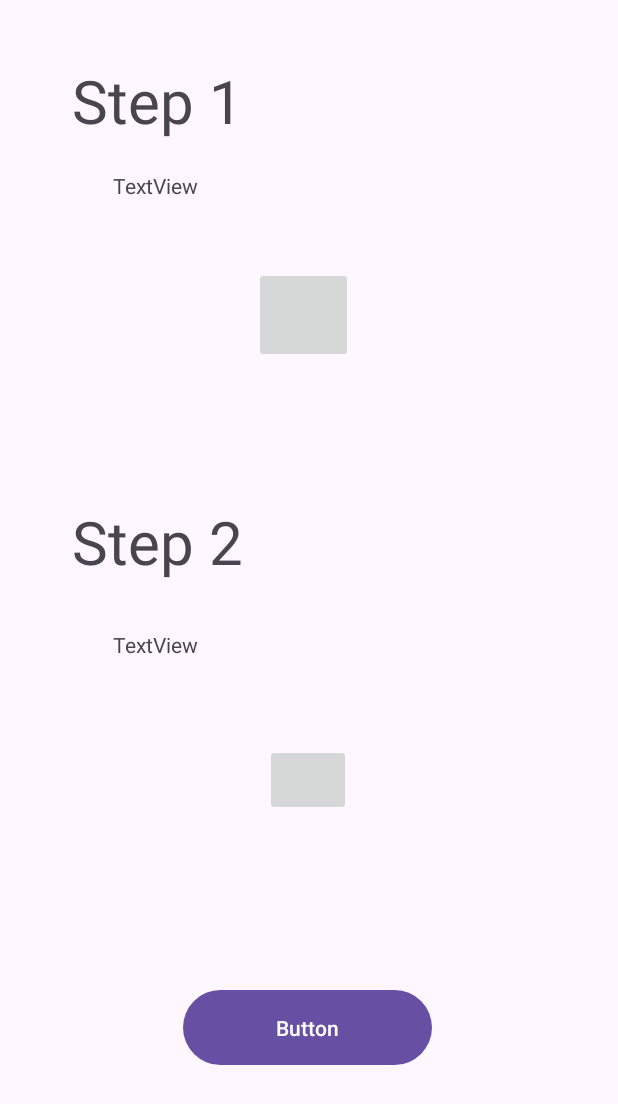
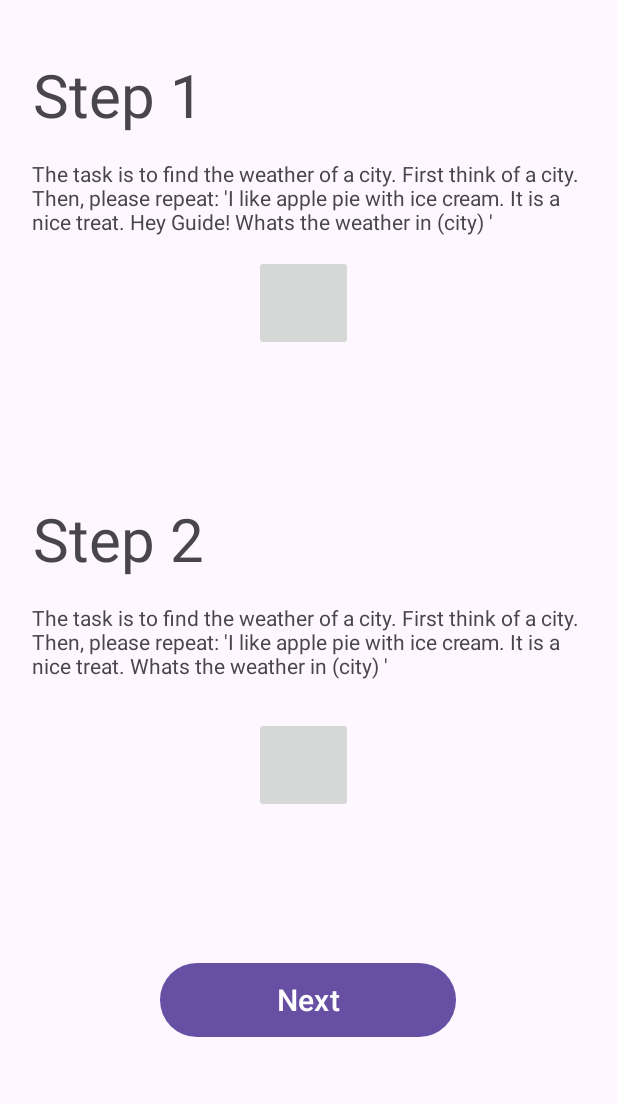
Before and after one commit to mahbub87/EECS4443-project, an Android app: the FirstTaskActivity screen opened directly, with no data from a screen before it, on a phone screen of 412 x 824 dp. Shown: the top 1104 px of the screen. Run offline under Robolectric (Android 15) with nearby library versions, the phone set to English and light mode, and no system bars.

Commit message:
finished first task xml

```diff
--- a/app/src/main/res/layout/activity_first_task.xml
+++ b/app/src/main/res/layout/activity_first_task.xml
@@ -9,74 +9,76 @@
 
     <Button
         android:id="@+id/fs2_confirm_button"
-        android:layout_width="wrap_content"
-        android:layout_height="wrap_content"
-        android:text="Button"
+        android:layout_width="140dp"
+        android:layout_height="48dp"
+        android:layout_marginTop="12dp"
+        android:text="@string/confirm_button_text"
         app:layout_constraintEnd_toEndOf="parent"
         app:layout_constraintStart_toStartOf="parent"
-        tools:layout_editor_absoluteY="562dp" />
+        app:layout_constraintTop_toBottomOf="@+id/fs2_speak_button" />
 
     <TextView
         android:id="@+id/textViewTEST"
-        android:layout_width="262dp"
-        android:layout_height="58dp"
-        android:layout_marginTop="40dp"
+        android:layout_width="134dp"
+        android:layout_height="60dp"
+        android:layout_marginTop="36dp"
         android:text="@string/step1label"
         android:textSize="40dp"
         app:layout_constraintEnd_toEndOf="parent"
-        app:layout_constraintHorizontal_bias="0.322"
+        app:layout_constraintHorizontal_bias="0.079"
         app:layout_constraintStart_toStartOf="parent"
         app:layout_constraintTop_toTopOf="parent" />
 
     <TextView
         android:id="@+id/textViewTEST3"
-        android:layout_width="262dp"
-        android:layout_height="58dp"
+        android:layout_width="134dp"
+        android:layout_height="60dp"
         android:layout_marginTop="236dp"
         android:textSize="40dp"
         android:text="@string/step2label"
         app:layout_constraintEnd_toEndOf="parent"
-        app:layout_constraintHorizontal_bias="0.322"
+        app:layout_constraintHorizontal_bias="0.079"
         app:layout_constraintStart_toStartOf="parent"
         app:layout_constraintTop_toBottomOf="@+id/textViewTEST" />
 
     <TextView
         android:id="@+id/textViewTEST2"
-        android:layout_width="261dp"
+        android:layout_width="369dp"
         android:layout_height="56dp"
-        android:layout_marginTop="28dp"
-        android:text="TextView"
+        android:layout_marginTop="10dp"
+        android:text="@string/firsttask_step2_desc"
         app:layout_constraintEnd_toEndOf="parent"
         app:layout_constraintStart_toStartOf="parent"
         app:layout_constraintTop_toBottomOf="@+id/textViewTEST3" />
 
     <TextView
         android:id="@+id/textViewTEST4"
-        android:layout_width="261dp"
+        android:layout_width="369dp"
         android:layout_height="56dp"
-        android:layout_marginTop="16dp"
-        android:text="TextView"
+        android:layout_marginTop="10dp"
+        android:text="@string/firsttask_step1_desc"
         app:layout_constraintEnd_toEndOf="parent"
         app:layout_constraintStart_toStartOf="parent"
         app:layout_constraintTop_toBottomOf="@+id/textViewTEST" />
 
     <ImageButton
         android:id="@+id/fs2_speak_button"
-        android:layout_width="57dp"
-        android:layout_height="48dp"
+        android:layout_width="66dp"
+        android:layout_height="64dp"
         android:layout_marginTop="20dp"
         app:layout_constraintEnd_toEndOf="parent"
-        app:layout_constraintHorizontal_bias="0.498"
+        app:layout_constraintHorizontal_bias="0.489"
         app:layout_constraintStart_toStartOf="parent"
         app:layout_constraintTop_toBottomOf="@+id/textViewTEST2"
         tools:srcCompat="@tools:sample/avatars" />
 
     <Button
         android:id="@+id/f_next_button"
-        android:layout_width="166dp"
-        android:layout_height="58dp"
-        android:layout_marginTop="112dp"
-        android:text="Button"
+        android:layout_width="197dp"
+        android:layout_height="57dp"
+        android:layout_marginTop="96dp"
+        android:text="@string/next_button_text"
+        android:textSize="20dp"
         app:layout_constraintEnd_toEndOf="parent"
         app:layout_constraintHorizontal_bias="0.497"
         app:layout_constraintStart_toStartOf="parent"
@@ -97,26 +99,31 @@
         android:id="@+id/fs1_check"
         android:layout_width="60dp"
         android:layout_height="56dp"
-        tools:layout_editor_absoluteX="316dp"
-        tools:layout_editor_absoluteY="42dp"
+        android:layout_marginStart="12dp"
+        android:layout_marginTop="40dp"
+        app:layout_constraintStart_toEndOf="@+id/textViewTEST"
+        app:layout_constraintTop_toTopOf="parent"
         tools:srcCompat="@tools:sample/avatars" />
 
     <ImageView
         android:id="@+id/fs2_check"
         android:layout_width="60dp"
         android:layout_height="56dp"
-        tools:layout_editor_absoluteX="316dp"
-        tools:layout_editor_absoluteY="326dp"
+        android:layout_marginStart="12dp"
+        android:layout_marginTop="336dp"
+        app:layout_constraintStart_toEndOf="@+id/textViewTEST3"
+        app:layout_constraintTop_toTopOf="parent"
         tools:srcCompat="@tools:sample/avatars" />
 
     <Button
         android:id="@+id/fs1_confirm_button"
-        android:layout_width="wrap_content"
-        android:layout_height="wrap_content"
-        android:text="Button"
+        android:layout_width="140dp"
+        android:layout_height="48dp"
+        android:layout_marginTop="12dp"
+        android:text="@string/confirm_button_text"
         app:layout_constraintEnd_toEndOf="parent"
         app:layout_constraintStart_toStartOf="parent"
-        tools:layout_editor_absoluteY="254dp" />
+        app:layout_constraintTop_toBottomOf="@+id/fs1_speak_button" />
 
 
 </androidx.constraintlayout.widget.ConstraintLayout>
--- a/app/src/main/res/values/strings.xml
+++ b/app/src/main/res/values/strings.xml
@@ -3,9 +3,13 @@
     <string name="app_name_display">Voice Navigation Study</string>
     <string name="step1label">Step 1</string>
     <string name="step2label">Step 2</string>
+    <string name="next_button_text">Next</string>
+    <string name="confirm_button_text">Confirm</string>
     <string name="firsttask_step1_desc">The task is to find the weather of a city. First think of a city.
-        Then, please repeat: 'blablablablabla Hey Guide! Whats the weather in (city)' </string>
+        Then, please repeat: \'I like apple pie with ice cream. It is a nice treat. Hey Guide!
+        Whats the weather in (city) ' </string>
 
-    <string name="firsttask_step2_desc">The task is to not use an activation word. Try asking for
-    the weather of a city. For example 'What's the weather in New York?'</string>
+    <string name="firsttask_step2_desc">The task is to find the weather of a city. First think of a city.
+        Then, please repeat: \'I like apple pie with ice cream. It is a nice treat.
+        Whats the weather in (city) '</string>
 </resources>
```
